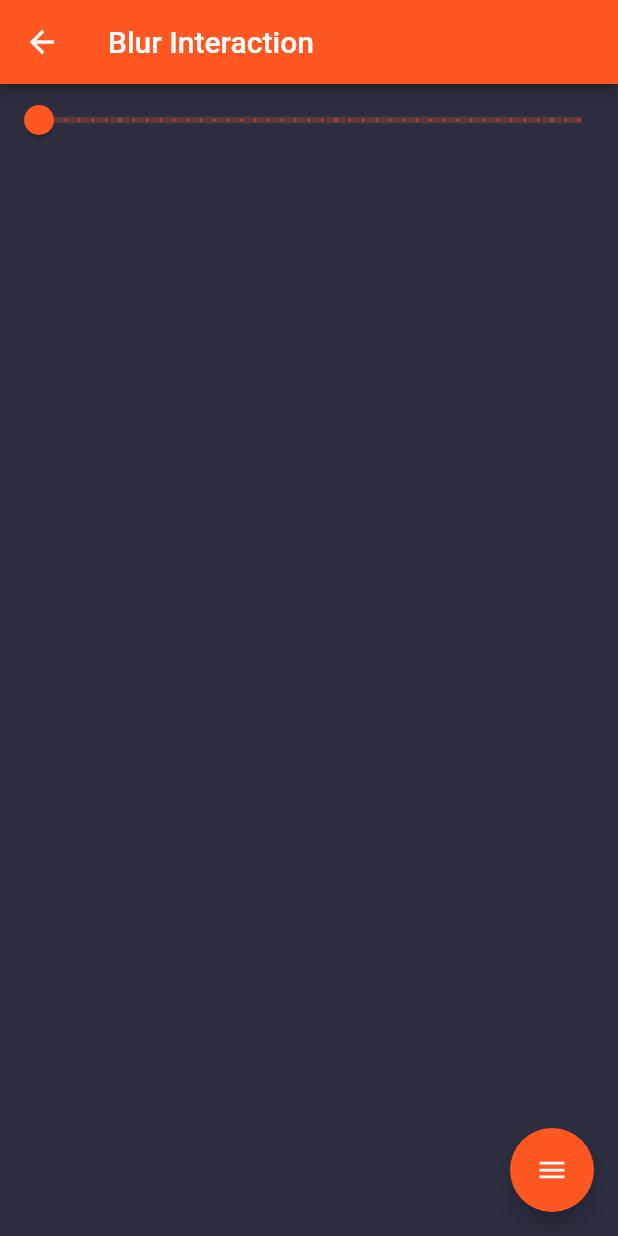
After one commit to tanzil114/playwithme, a Flutter app: the BlurInteractionScreen screen opened directly, on a phone screen of 412 x 824 dp. The commit adds this screen. Run offline on Flutter 3.47's test engine with Material 2 defaults, Android fonts, the phone set to English and light mode, and no system bars; drawn by our look-alikes of flutter_speed_dial; our stand-ins replace flushbar, flutter_colorpicker.

Commit message:
Added blur interaction

```diff
--- a/lib/src/constants/app_config.dart
+++ b/lib/src/constants/app_config.dart
@@ -7,4 +7,8 @@ class AppConfig {
   static const double objectPointRadius = 5.0;
   static const double brushRadius = 5.0;
   static const double eraseRadius = 10.0;
+  static const double blurRadius = 3.0;
+  static const double objectBlurSigma = 0.0;
+  static const double objectBlurSigmaMin = 0.0;
+  static const double objectBlurSigmaMax = 40.0;
 }
--- a/lib/src/object_painter.dart
+++ b/lib/src/object_painter.dart
@@ -10,6 +10,7 @@ class ObjectPainter extends CustomPainter {
     this.brushContactPoints,
     this.brushColor,
     this.erasePoints,
+    this.objectBlurSigma = -1,
   });
   final List<Offset> objectPoints;
   final bool shouldJoinPoints;
@@ -18,13 +19,20 @@ class ObjectPainter extends CustomPainter {
   final List<Offset> brushContactPoints;
   final Color brushColor;
   final List<Offset> erasePoints;
+  final double objectBlurSigma;
 
   @override
   void paint(Canvas canvas, Size size) {
     var paint = Paint()
       ..color = AppConfig.objectColor
       ..maskFilter = MaskFilter.blur(BlurStyle.normal, 1);
-    var objectPaint = Paint()..color = objectColor;
+    double currentObjectBlurSigma = AppConfig.objectBlurSigma;
+    if (objectBlurSigma != -1) {
+      currentObjectBlurSigma = objectBlurSigma;
+    }
+    var objectPaint = Paint()
+      ..color = objectColor
+      ..maskFilter = MaskFilter.blur(BlurStyle.normal, currentObjectBlurSigma);
     if (!shouldJoinPoints) {
       objectPoints.forEach((e) {
         canvas.drawCircle(e, AppConfig.objectPointRadius, paint);
--- /dev/null
+++ b/lib/src/screens/blur_interaction_screen.dart
@@ -0,0 +1,82 @@
+import 'package:flutter/material.dart';
+import 'package:flutter_speed_dial/flutter_speed_dial.dart';
+import 'package:playwithme/src/constants/app_config.dart';
+import 'package:playwithme/src/helper/helper.dart';
+
+import '../object_painter.dart';
+
+class BlurInteractionScreen extends StatefulWidget {
+  final List<Offset> objectPoints;
+  const BlurInteractionScreen({Key key, this.objectPoints}) : super(key: key);
+  @override
+  _BlurInteractionScreenState createState() => _BlurInteractionScreenState();
+}
+
+class _BlurInteractionScreenState extends State<BlurInteractionScreen> {
+  final double sliderHeight = 170;
+  double _currentBlurSigma = 0.0;
+
+  final _appBar = AppBar(
+    title: Text('Blur Interaction'),
+  );
+
+  @override
+  Widget build(BuildContext context) {
+    return Scaffold(
+      appBar: _appBar,
+      floatingActionButton: SpeedDial(
+        marginRight: 18,
+        marginBottom: 60,
+        animatedIcon: AnimatedIcons.menu_close,
+        animatedIconTheme: IconThemeData(size: 22.0),
+        shape: CircleBorder(),
+        children: [
+          SpeedDialChild(
+            child: Icon(Icons.arrow_back),
+            backgroundColor: Colors.red,
+            label: 'Back',
+            labelStyle: TextStyle(fontSize: 18.0),
+            onTap: () => Navigator.pop(context),
+          ),
+          SpeedDialChild(
+            child: Icon(Icons.info),
+            backgroundColor: Colors.red,
+            label: 'Info',
+            labelStyle: TextStyle(fontSize: 18.0),
+            onTap: () => Helper.showAlertDialog(context, 'Blur Interaction',
+                'Adjust the slider to change blurriness of the object'),
+          ),
+        ],
+      ),
+      body: GestureDetector(
+        child: Container(
+          color: AppConfig.backgroundColor,
+          child: Column(
+            children: [
+              Slider(
+                value: _currentBlurSigma,
+                min: AppConfig.objectBlurSigmaMin,
+                max: AppConfig.objectBlurSigmaMax,
+                divisions: AppConfig.objectBlurSigmaMax.toInt(),
+                label: _currentBlurSigma.round().toString(),
+                onChanged: (double value) {
+                  setState(() {
+                    _currentBlurSigma = value;
+                  });
+                },
+              ),
+              CustomPaint(
+                painter: ObjectPainter(
+                  objectPoints: widget.objectPoints,
+                  shouldJoinPoints: true,
+                  objectBlurSigma: _currentBlurSigma,
+                ),
+                child: Container(),
+              ),
+            ],
+          ),
+        ),
+      ),
+    );
+  }
+}
```
Also changed, not shown: lib/src/screens/brush_interaction_screen.dart (+7 -7 lines), lib/src/screens/color_interaction_screen.dart (+7 -7 lines), lib/src/screens/home_screen.dart (+15 -0 lines).
